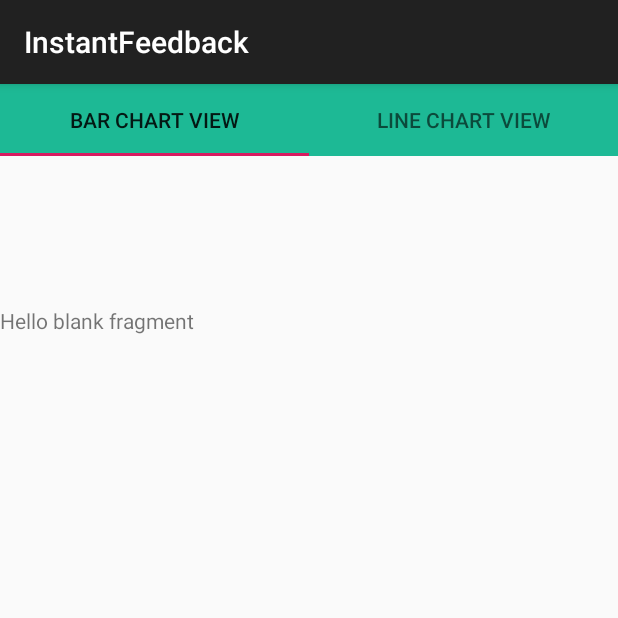
After one commit to CodePathFinalProject-InstantFeedback/InstantFeedbackFiles, an Android app: the AssignmentBarChartFragment screen opened directly, with no data from a screen before it, on a phone screen of 412 x 824 dp, the top half of it. The commit adds this screen. Run offline under Robolectric (Android 15) with nearby library versions, the phone set to English and light mode, and no system bars.

Commit message:
added_video

```diff
--- a/app/build.gradle
+++ b/app/build.gradle
@@ -24,7 +24,6 @@ repositories {
 }
 
 
-
 dependencies {
     implementation fileTree(dir: 'libs', include: ['*.jar'])
     implementation 'com.github.parse-community.Parse-SDK-Android:parse:1.20.0'
@@ -46,4 +45,5 @@ dependencies {
     annotationProcessor 'org.parceler:parceler:1.1.12'
     implementation 'com.ibm.watson.developer_cloud:android-sdk:0.5.2'
     implementation 'com.ibm.watson:ibm-watson:8.3.1'
+    implementation 'com.android.support:design:28.0.0'
 }
--- a/app/src/main/AndroidManifest.xml
+++ b/app/src/main/AndroidManifest.xml
@@ -12,7 +12,8 @@
         android:roundIcon="@mipmap/ic_launcher_round"
         android:supportsRtl="true"
         android:theme="@style/AppTheme">
-        <activity android:name=".AddAssignActivity"></activity>
+        <activity android:name=".AssignmentProfessorActivity"></activity>
+        <activity android:name=".AddAssignActivity" />
         <activity android:name=".AddActivity" />
         <activity android:name=".AssignmentsActivity" />
         <activity android:name=".SignUpActivity" />
--- /dev/null
+++ b/app/src/main/java/com/codepath/skc/instantfeedback/AssignmentProfessorActivity.java
@@ -0,0 +1,40 @@
+package com.codepath.skc.instantfeedback;
+import androidx.appcompat.app.AppCompatActivity;
+import androidx.viewpager.widget.ViewPager;
+import android.os.Bundle;
+import com.google.android.material.tabs.TabLayout;
+
+public class AssignmentProfessorActivity extends AppCompatActivity {
+
+
+    TabLayout tabLayout;
+    ViewPager viewPager;
+
+    @Override
+    protected void onCreate(Bundle savedInstanceState) {
+
+        super.onCreate(savedInstanceState);
+        setContentView(R.layout.activity_assignment_professor);
+        tabLayout = findViewById(R.id.tabLayout);
+        viewPager = findViewById(R.id.viewPager);
+        tabLayout.addTab(tabLayout.newTab().setText("Bar Chart View"));
+        tabLayout.addTab(tabLayout.newTab().setText("Line Chart View"));;
+        tabLayout.setTabGravity(TabLayout.GRAVITY_FILL);
+        final TabsAdapter adapter = new TabsAdapter(this,getSupportFragmentManager(), tabLayout.getTabCount());
+        viewPager.setAdapter(adapter);
+        viewPager.addOnPageChangeListener(new TabLayout.TabLayoutOnPageChangeListener(tabLayout));
+        tabLayout.addOnTabSelectedListener(new TabLayout.OnTabSelectedListener() {
+            @Override
+            public void onTabSelected(TabLayout.Tab tab) {
+                viewPager.setCurrentItem(tab.getPosition());
+            }
+            @Override
+            public void onTabUnselected(TabLayout.Tab tab) {
+            }
+            @Override
+            public void onTabReselected(TabLayout.Tab tab) {
+            }
+        });
+    }
+
+}
--- a/app/src/main/java/com/codepath/skc/instantfeedback/AssignmentsActivity.java
+++ b/app/src/main/java/com/codepath/skc/instantfeedback/AssignmentsActivity.java
@@ -95,7 +95,7 @@ public class AssignmentsActivity extends AppCompatActivity {
                 return true;
             } else {
 
-                Toast.makeText(this, "Student cannot add a new assignemtn! ", Toast.LENGTH_SHORT).show();
+                Toast.makeText(this, "Student cannot add a new assignemnt! ", Toast.LENGTH_SHORT).show();
 
             }
         }
--- a/app/src/main/java/com/codepath/skc/instantfeedback/AssignmentsAdapter.java
+++ b/app/src/main/java/com/codepath/skc/instantfeedback/AssignmentsAdapter.java
@@ -182,7 +182,7 @@ public class AssignmentsAdapter extends RecyclerView.Adapter<AssignmentsAdapter.
     @Override
     public ViewHolder onCreateViewHolder(@NonNull ViewGroup parent, int viewType) {
 
-        if (UserType.equals("Student")) {
+        if (UserType.toLowerCase().equals("student")) {
             View view = LayoutInflater.from(context).inflate(R.layout.item_assignments, parent, false);
             return new ViewHolder(view);
         }
@@ -196,7 +196,7 @@ public class AssignmentsAdapter extends RecyclerView.Adapter<AssignmentsAdapter.
     @Override
     public void onBindViewHolder(@NonNull ViewHolder holder, int position) {
         Assignment assignment=assignments.get(position);
-        if (UserType.equals("Student")) {
+        if (UserType.toLowerCase().equals("student")) {
             holder.bindStudent(assignment);
         }
         else{
--- /dev/null
+++ b/app/src/main/java/com/codepath/skc/instantfeedback/Fragments/AssignmentBarChartFragment.java
@@ -0,0 +1,47 @@
+package com.codepath.skc.instantfeedback.Fragments;
+
+
+import android.os.Bundle;
+
+import androidx.annotation.NonNull;
+import androidx.annotation.Nullable;
+import androidx.fragment.app.Fragment;
+
+import android.view.LayoutInflater;
+import android.view.View;
+import android.view.ViewGroup;
+import android.widget.Toast;
+
+import com.codepath.skc.instantfeedback.R;
+
+/**
+ * A simple {@link Fragment} subclass.
+ */
+public class AssignmentBarChartFragment extends Fragment {
+
+
+    public AssignmentBarChartFragment() {
+        // Required empty public constructor
+    }
+
+
+    @Override
+    public View onCreateView(LayoutInflater inflater, ViewGroup container,
+                             Bundle savedInstanceState) {
+        // Inflate the layout for this fragment
+
+        return inflater.inflate(R.layout.fragment_assignment_bar_chart, container, false);
+    }
+
+
+    @Override
+    public void onViewCreated(@NonNull View view, @Nullable Bundle savedInstanceState) {
+
+        super.onViewCreated(view, savedInstanceState);
+        Toast.makeText(getContext(), "Inside Bar Chart Fragment!! ", Toast.LENGTH_SHORT).show();
+
+    }
+
+
+
+}
--- /dev/null
+++ b/app/src/main/java/com/codepath/skc/instantfeedback/Fragments/AssignmentLineChartFragment.java
@@ -0,0 +1,44 @@
+package com.codepath.skc.instantfeedback.Fragments;
+
+
+import android.os.Bundle;
+
+import androidx.annotation.NonNull;
+import androidx.annotation.Nullable;
+import androidx.fragment.app.Fragment;
+
+import android.view.LayoutInflater;
+import android.view.View;
+import android.view.ViewGroup;
+import android.widget.Toast;
+
+import com.codepath.skc.instantfeedback.R;
+
+/**
+ * A simple {@link Fragment} subclass.
+ */
+public class AssignmentLineChartFragment extends Fragment {
+
+
+    public AssignmentLineChartFragment() {
+        // Required empty public constructor
+
+    }
+
+
+    @Override
+    public View onCreateView(LayoutInflater inflater, ViewGroup container,
+                             Bundle savedInstanceState) {
+        // Inflate the layout for this fragment
+        return inflater.inflate(R.layout.fragment_assignment_line_chart, container, false);
+    }
+
+    @Override
+    public void onViewCreated(@NonNull View view, @Nullable Bundle savedInstanceState) {
+
+        super.onViewCreated(view, savedInstanceState);
+        Toast.makeText(getContext(), "Inside Line Chart Fragment!! ", Toast.LENGTH_SHORT).show();
+
+    }
+
+}
--- a/app/src/main/java/com/codepath/skc/instantfeedback/Fragments/StreamFragment.java
+++ b/app/src/main/java/com/codepath/skc/instantfeedback/Fragments/StreamFragment.java
@@ -111,10 +111,16 @@ public class StreamFragment extends Fragment implements CoursesAdapter.OnCourseL
     public void onCourseClick(int position) {
         Course course = allCourses.get(position);
         //Toast.makeText(MainActivity.this, "In Home", Toast.LENGTH_SHORT).show();
+        //if (ParseUser.getCurrentUser().get("type").equals("student")) {
         Toast.makeText(getContext(), course.getKeyCoursename(), Toast.LENGTH_SHORT).show();
         Intent intent = new Intent(getContext(), AssignmentsActivity.class);
         intent.putExtra("course", Parcels.wrap(course));
         startActivity(intent);
+        //}
+
+       /* else {
+        }*/
+
     }
 
 
@@ -130,20 +136,11 @@ public class StreamFragment extends Fragment implements CoursesAdapter.OnCourseL
     @Override
     public boolean onOptionsItemSelected(MenuItem item) {
         if (item.getItemId()==R.id.add) {
-            if (ParseUser.getCurrentUser().get("UserType").toString().toLowerCase().equals("professor"))
-            {
+
                 //Toast.makeText(this, "compose!", Toast.LENGTH_SHORT).show();
                 Intent intent=new Intent(getContext(),AddActivity.class);
                 startActivityForResult(intent,REQUEST_CODE);
                 return true;
-            }
-
-            else {
-
-                Toast.makeText(getContext(), "Student cannot add a new course! ", Toast.LENGTH_SHORT).show();
-
-            }
-
 
         }
 
--- /dev/null
+++ b/app/src/main/java/com/codepath/skc/instantfeedback/TabsAdapter.java
@@ -0,0 +1,40 @@
+package com.codepath.skc.instantfeedback;
+import android.content.Context;
+
+import androidx.fragment.app.Fragment;
+import androidx.fragment.app.FragmentManager;
+import androidx.fragment.app.FragmentPagerAdapter;
+
+import com.codepath.skc.instantfeedback.Fragments.AssignmentBarChartFragment;
+import com.codepath.skc.instantfeedback.Fragments.AssignmentLineChartFragment;
+import com.codepath.skc.instantfeedback.Models.Assignment;
+
+
+class TabsAdapter  extends FragmentPagerAdapter {
+    Context context;
+    int totalTabs;
+    public TabsAdapter (Context c, FragmentManager fm, int totalTabs) {
+        super(fm);
+        context = c;
+        this.totalTabs = totalTabs;
+    }
+    @Override
+    public Fragment getItem(int position) {
+        switch (position) {
+            case 0:
+                AssignmentBarChartFragment assignmentBarChartFragment = new AssignmentBarChartFragment();
+                return assignmentBarChartFragment;
+            case 1:
+                AssignmentLineChartFragment assignmentLineChartFragment=new AssignmentLineChartFragment();
+                return assignmentLineChartFragment;
+            default:
+                AssignmentBarChartFragment assignmentBarChartFragment2 = new AssignmentBarChartFragment();
+                return assignmentBarChartFragment2;
+        }
+    }
+
+    @Override
+    public int getCount() {
+        return totalTabs;
+    }
+}
--- /dev/null
+++ b/app/src/main/res/layout/activity_assignment_professor.xml
@@ -0,0 +1,22 @@
+<?xml version="1.0" encoding="utf-8"?>
+<RelativeLayout
+    xmlns:android="http://schemas.android.com/apk/res/android"
+    xmlns:tools="http://schemas.android.com/tools"
+    android:layout_width="match_parent"
+    android:layout_height="match_parent"
+    tools:context=".MainActivity">
+    <android.support.design.widget.TabLayout
+        android:id="@+id/tabLayout"
+        android:layout_width="match_parent"
+        android:layout_height="wrap_content"
+        android:background="#1db995">
+    </android.support.design.widget.TabLayout>
+    <android.support.v4.view.ViewPager
+        android:id="@+id/viewPager"
+        android:layout_width="wrap_content"
+        android:layout_height="wrap_content"
+        android:layout_below="@id/tabLayout"
+        android:layout_centerInParent="true"
+        android:layout_marginTop="100dp"
+        tools:layout_editor_absoluteX="8dp" />
+</RelativeLayout>
--- /dev/null
+++ b/app/src/main/res/layout/fragment_assignment_bar_chart.xml
@@ -0,0 +1,14 @@
+<?xml version="1.0" encoding="utf-8"?>
+<FrameLayout xmlns:android="http://schemas.android.com/apk/res/android"
+    xmlns:tools="http://schemas.android.com/tools"
+    android:layout_width="match_parent"
+    android:layout_height="match_parent"
+    tools:context=".Fragments.AssignmentBarChartFragment">
+
+    <!-- TODO: Update blank fragment layout -->
+    <TextView
+        android:layout_width="match_parent"
+        android:layout_height="match_parent"
+        android:text="@string/hello_blank_fragment" />
+
+</FrameLayout>
--- /dev/null
+++ b/app/src/main/res/layout/fragment_assignment_line_chart.xml
@@ -0,0 +1,14 @@
+<?xml version="1.0" encoding="utf-8"?>
+<FrameLayout xmlns:android="http://schemas.android.com/apk/res/android"
+    xmlns:tools="http://schemas.android.com/tools"
+    android:layout_width="match_parent"
+    android:layout_height="match_parent"
+    tools:context=".Fragments.AssignmentLineChartFragment">
+
+    <!-- TODO: Update blank fragment layout -->
+    <TextView
+        android:layout_width="match_parent"
+        android:layout_height="match_parent"
+        android:text="@string/hello_blank_fragment" />
+
+</FrameLayout>
```
Also changed, not shown: 2 other files.
